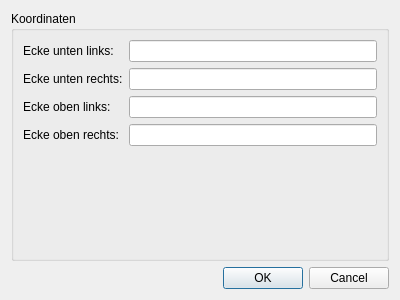
This is ui/settingsdialog.ui in haidlcarsten/GPSTrackingSoccer as Qt 5 draws it before an edit. The edited form follows.
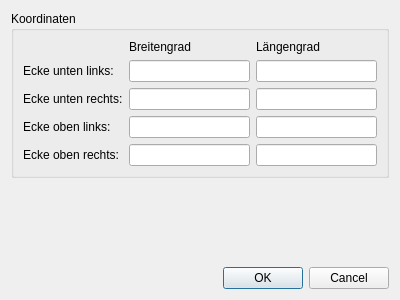
This is the edited form.

Commit message: added Settingsdialog; added widget to display data from team; added comments; added constants; added logic to load and save settings

```diff
--- a/ui/settingsdialog.ui
+++ b/ui/settingsdialog.ui
@@ -14,65 +14,109 @@
    <string>Dialog</string>
   </property>
   <layout class="QGridLayout" name="gridLayout">
-   <item row="0" column="0">
+   <item row="2" column="0">
+    <widget class="QDialogButtonBox" name="buttonBox">
+     <property name="orientation">
+      <enum>Qt::Horizontal</enum>
+     </property>
+     <property name="standardButtons">
+      <set>QDialogButtonBox::Cancel|QDialogButtonBox::Ok</set>
+     </property>
+    </widget>
+   </item>
+   <item row="1" column="0" alignment="Qt::AlignTop">
     <widget class="QGroupBox" name="grbCoordinats">
      <property name="title">
       <string>Koordinaten</string>
      </property>
-     <layout class="QFormLayout" name="formLayout">
-      <item row="0" column="0">
+     <layout class="QGridLayout" name="gridLayout_2">
+      <item row="0" column="1" alignment="Qt::AlignBottom">
+       <widget class="QLabel" name="lblBreitengrad">
+        <property name="sizePolicy">
+         <sizepolicy hsizetype="Minimum" vsizetype="Minimum">
+          <horstretch>0</horstretch>
+          <verstretch>0</verstretch>
+         </sizepolicy>
+        </property>
+        <property name="text">
+         <string>Breitengrad</string>
+        </property>
+       </widget>
+      </item>
+      <item row="6" column="0">
        <widget class="QLabel" name="lblCornerBottomLeft">
         <property name="text">
          <string>Ecke unten links:</string>
         </property>
        </widget>
       </item>
-      <item row="0" column="1">
-       <widget class="QLineEdit" name="edCornerBottomLeft"/>
+      <item row="6" column="1">
+       <widget class="QLineEdit" name="edCornerBottomLeftLatitude"/>
       </item>
-      <item row="1" column="0">
+      <item row="0" column="4" alignment="Qt::AlignBottom">
+       <widget class="QLabel" name="lblLaengengrad">
+        <property name="sizePolicy">
+         <sizepolicy hsizetype="Minimum" vsizetype="Minimum">
+          <horstretch>0</horstretch>
+          <verstretch>0</verstretch>
+         </sizepolicy>
+        </property>
+        <property name="minimumSize">
+         <size>
+          <width>110</width>
+          <height>0</height>
+         </size>
+        </property>
+        <property name="text">
+         <string>Längengrad</string>
+        </property>
+       </widget>
+      </item>
+      <item row="9" column="0">
+       <widget class="QLabel" name="lblCornerTopRight">
+        <property name="text">
+         <string>Ecke oben rechts:</string>
+        </property>
+       </widget>
+      </item>
+      <item row="7" column="0">
        <widget class="QLabel" name="lblCornerBottomRight">
         <property name="text">
          <string>Ecke unten rechts:</string>
         </property>
        </widget>
       </item>
-      <item row="1" column="1">
-       <widget class="QLineEdit" name="edCornerBottomRight"/>
+      <item row="7" column="4">
+       <widget class="QLineEdit" name="edCornerBottomRightLongitude"/>
       </item>
-      <item row="2" column="0">
+      <item row="8" column="0">
        <widget class="QLabel" name="lblCornerTopLeft">
         <property name="text">
          <string>Ecke oben links:</string>
         </property>
        </widget>
       </item>
-      <item row="2" column="1">
-       <widget class="QLineEdit" name="edCornerTopLeft"/>
+      <item row="9" column="4">
+       <widget class="QLineEdit" name="edCornerTopRightLongitude"/>
       </item>
-      <item row="3" column="0">
-       <widget class="QLabel" name="lblCornerTopRight">
-        <property name="text">
-         <string>Ecke oben rechts:</string>
-        </property>
-       </widget>
+      <item row="8" column="1">
+       <widget class="QLineEdit" name="edCornerTopLeftLatitude"/>
       </item>
-      <item row="3" column="1">
-       <widget class="QLineEdit" name="edCornerTopRight"/>
+      <item row="6" column="4">
+       <widget class="QLineEdit" name="edCornerBottomLeftLongitude"/>
+      </item>
+      <item row="8" column="4">
+       <widget class="QLineEdit" name="edCornerTopLeftLongitude"/>
+      </item>
+      <item row="7" column="1">
+       <widget class="QLineEdit" name="edCornerBottomRightLatitude"/>
+      </item>
+      <item row="9" column="1">
+       <widget class="QLineEdit" name="edCornerTopRightLatitude"/>
       </item>
      </layout>
     </widget>
    </item>
-   <item row="1" column="0">
-    <widget class="QDialogButtonBox" name="buttonBox">
-     <property name="orientation">
-      <enum>Qt::Horizontal</enum>
-     </property>
-     <property name="standardButtons">
-      <set>QDialogButtonBox::Cancel|QDialogButtonBox::Ok</set>
-     </property>
-    </widget>
-   </item>
   </layout>
  </widget>
  <resources/>
```
The commit also changes 11 other files.
